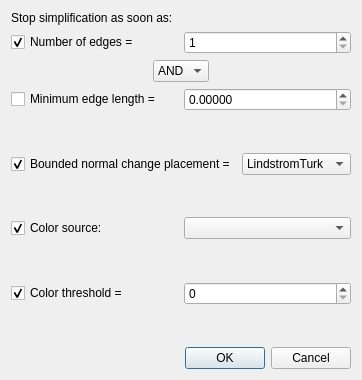
The window that Mesh_simplification_color_dialog.ui (maxroehrl/Surface_mesh_simplification) describes before a commit, drawn with Qt 5.
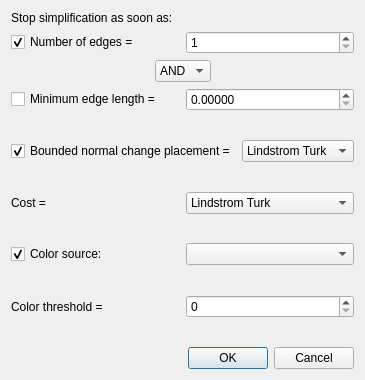
The same window after the commit.

Commit message: Add placement and cost comboboxes

What changed in the file:
```diff
--- a/Mesh_simplification_color_dialog.ui
+++ b/Mesh_simplification_color_dialog.ui
@@ -151,7 +151,7 @@
               </property>
               <item>
                 <property name="text">
-                  <string>LindstromTurk</string>
+                  <string>Lindstrom Turk</string>
                 </property>
               </item>
               <item>
@@ -179,6 +179,47 @@
       <item>
         <layout class="QHBoxLayout" name="horizontalLayout_5">
           <item>
+            <widget class="QLabel">
+              <property name="text">
+                <string>Cost =</string>
+              </property>
+            </widget>
+          </item>
+          <item>
+            <widget class="QComboBox" name="m_cost">
+              <property name="enabled">
+                <bool>true</bool>
+              </property>
+              <item>
+                <property name="text">
+                  <string>Lindstrom Turk</string>
+                </property>
+              </item>
+              <item>
+                <property name="text">
+                  <string>Edge length</string>
+                </property>
+              </item>
+            </widget>
+          </item>
+        </layout>
+      </item>
+      <item>
+        <spacer name="verticalSpacer_3">
+          <property name="orientation">
+            <enum>Qt::Vertical</enum>
+          </property>
+          <property name="sizeHint" stdset="0">
+            <size>
+              <width>20</width>
+              <height>40</height>
+            </size>
+          </property>
+        </spacer>
+      </item>
+      <item>
+        <layout class="QHBoxLayout" name="horizontalLayout_6">
+          <item>
             <widget class="QCheckBox" name="m_use_source">
               <property name="checked">
                 <bool>true</bool>
@@ -198,7 +239,7 @@
         </layout>
       </item>
       <item>
-        <spacer name="verticalSpacer_3">
+        <spacer name="verticalSpacer_4">
           <property name="orientation">
             <enum>Qt::Vertical</enum>
           </property>
@@ -211,15 +252,12 @@
         </spacer>
       </item>
       <item>
-        <layout class="QHBoxLayout" name="horizontalLayout_6">
+        <layout class="QHBoxLayout" name="horizontalLayout_7">
           <item>
-            <widget class="QCheckBox" name="m_use_color_threshold">
+            <widget class="QLabel">
               <property name="text">
                 <string>Color threshold =</string>
               </property>
-              <property name="checked">
-                <bool>true</bool>
-              </property>
             </widget>
           </item>
           <item>
@@ -235,7 +273,7 @@
         </layout>
       </item>
       <item>
-        <spacer name="verticalSpacer_4">
+        <spacer name="verticalSpacer_5">
           <property name="orientation">
             <enum>Qt::Vertical</enum>
           </property>
```
The commit also changes 1 other file.
